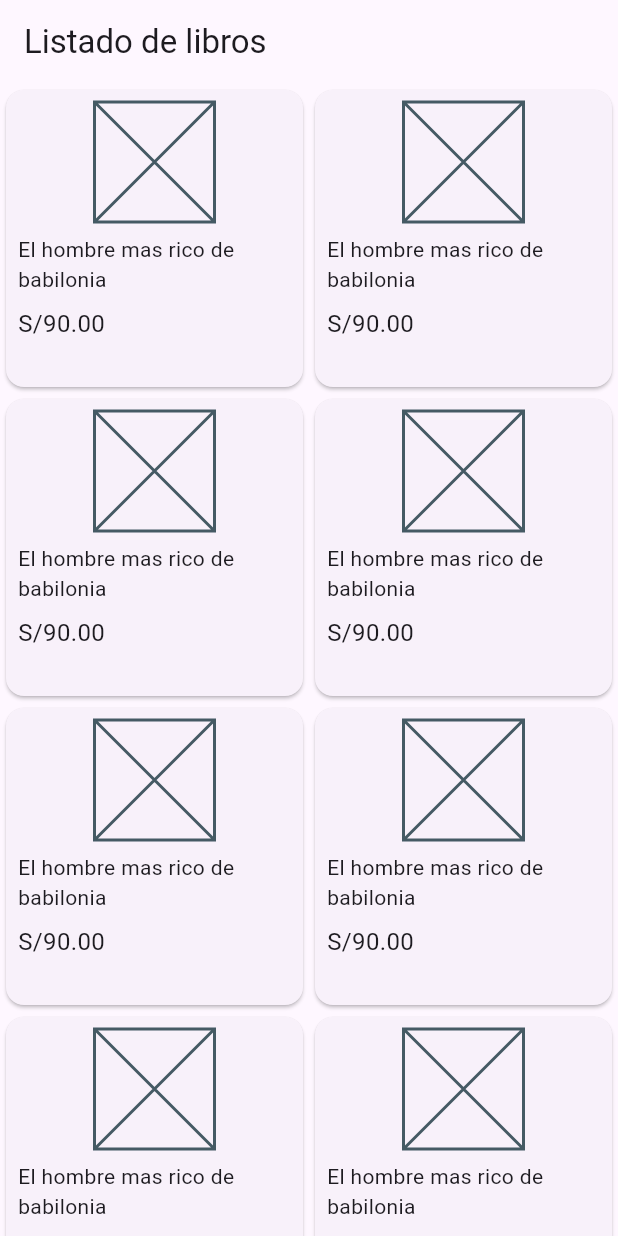
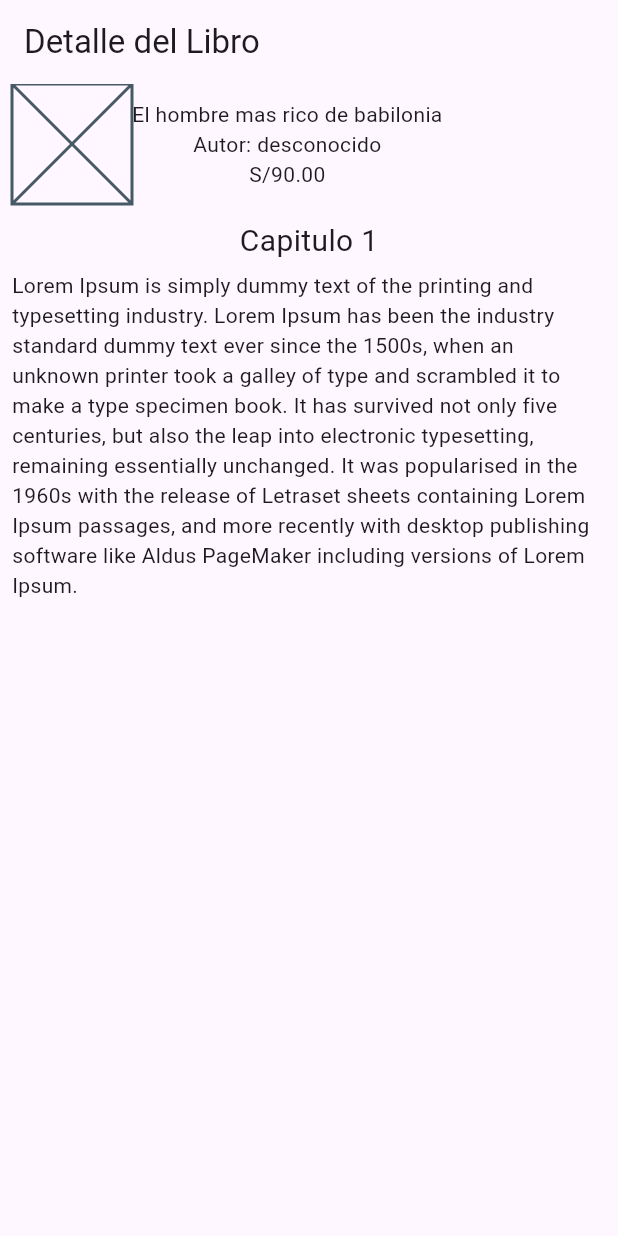
Before and after one commit to ladislaox/flutter_appbook, a Flutter app: the screen it shows after launch, on a phone screen of 412 x 824 dp. Run offline on Flutter 3.47's test engine with Material 3 defaults, Android fonts, the phone set to English and light mode, and no system bars.

Commit message:
bookdetail.dart - creacion vista detalle libro, splash screen, titulo y logo de la app

```diff
--- a/lib/main.dart
+++ b/lib/main.dart
@@ -1,4 +1,5 @@
 import 'package:flutter/material.dart';
+import 'package:flutter_applibros/page/bookdetail.dart';
 import 'package:flutter_applibros/page/booklist.dart';
 
 void main() {
@@ -18,7 +19,8 @@
         useMaterial3: true,
       ),
       //home: const MyHomePage(title: 'Flutter Demo Home Page'),
-      home: const Booklist(),
+      //home: const Booklist(),
+      home: const BookDetail(),
     );
   }
 }
--- /dev/null
+++ b/lib/page/bookdetail.dart
@@ -0,0 +1,69 @@
+import 'package:flutter/material.dart';
+
+class BookDetail extends StatelessWidget {
+  const BookDetail({super.key});
+
+  @override
+  Widget build(BuildContext context) {
+    return Scaffold(
+      appBar: AppBar(
+        title: const Text('Detalle del Libro')
+      ),
+      body: Padding(
+        padding: const EdgeInsets.symmetric(horizontal: 8.0),
+        child: Column(
+          children: [
+            _bookinfo(),
+            const SizedBox(height: 10),
+            _bookcontent(),
+          ],
+        ),
+      ),
+    );
+  }
+
+  Widget _bookinfo() {
+    return Row(
+      children: [
+        _coverimage(),
+        _info()
+      ],
+    );
+  }
+
+  Widget _coverimage() {
+    return Container(
+      width: 80.0,
+      height: 80.0,
+      child: const Placeholder()
+    );
+  }
+
+  Widget _info() {
+    return Container(
+      child: const Column(
+        children: [
+          Text('El hombre mas rico de babilonia'),
+          Text('Autor: desconocido'),
+          Text('S/90.00'),
+        ],
+      ),
+    );
+  }
+
+  Widget _bookcontent() {
+    return Container(
+      child: const Column(
+        children: [
+          Text(
+            'Capitulo 1',
+            style: TextStyle(fontSize: 20),
+          ),
+          SizedBox(height: 5),
+          Text('Lorem Ipsum is simply dummy text of the printing and typesetting industry. Lorem Ipsum has been the industry standard dummy text ever since the 1500s, when an unknown printer took a galley of type and scrambled it to make a type specimen book. It has survived not only five centuries, but also the leap into electronic typesetting, remaining essentially unchanged. It was popularised in the 1960s with the release of Letraset sheets containing Lorem Ipsum passages, and more recently with desktop publishing software like Aldus PageMaker including versions of Lorem Ipsum.'),
+        ],
+      ),
+    );
+  }
+
+}
--- a/lib/page/booklist.dart
+++ b/lib/page/booklist.dart
@@ -1,5 +1,3 @@
-import 'dart:ffi';
-
 import 'package:flutter/material.dart';
 
 
```
Also changed, not shown: assets/img/portada.webp (deleted), assets/logo.jpeg (added), 10 other files.
